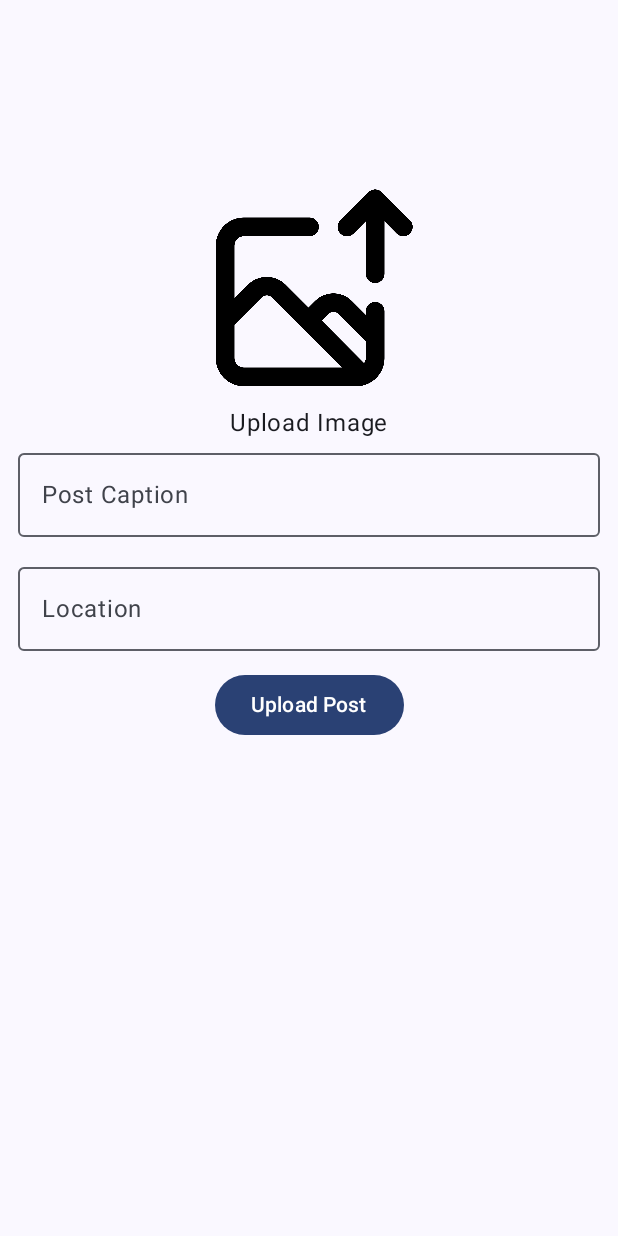
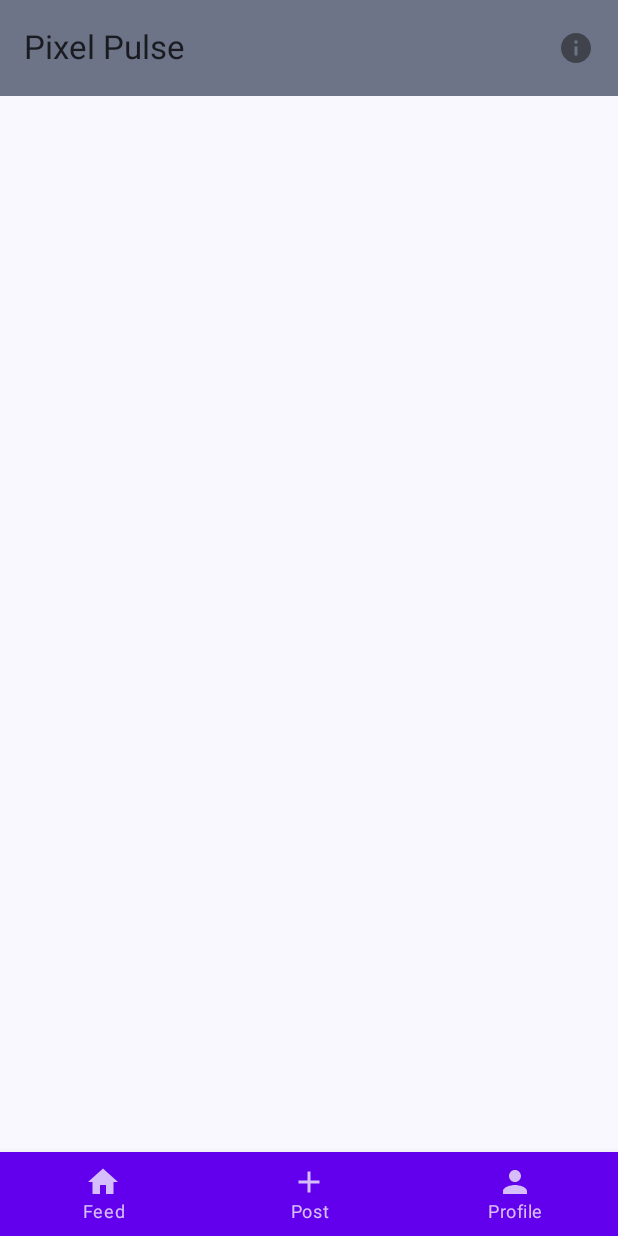
Before and after one commit to afick/PixelPulse, an Android app built with Jetpack Compose: the screen it shows after launch (MainActivity), on a phone screen of 412 x 824 dp. Run offline under Robolectric (Android 15) with nearby library versions, the phone set to English and light mode, and no system bars; our stand-ins replace Dagger/Hilt's generated code, Firebase (no records; nobody signed in at launch, a user with empty details on screens opened directly); 1 statement that could not run was skipped.

Commit message:
Added Bottom Nav Bar

```diff
--- a/app/build.gradle.kts
+++ b/app/build.gradle.kts
@@ -97,7 +97,7 @@ dependencies {
 
     implementation("com.google.dagger:hilt-android:2.44")
     kapt("com.google.dagger:hilt-compiler:2.44")
-    implementation("androidx.hilt:hilt-navigation-compose:1.0.0")
+    implementation("androidx.hilt:hilt-navigation-compose:1.1.0")
     annotationProcessor("com.google.dagger:hilt-compiler:2.44")
 
 
@@ -107,7 +107,11 @@ dependencies {
     // Location Permissions
     implementation("com.google.android.gms:play-services-location:21.0.1")
     implementation("com.google.accompanist:accompanist-permissions:0.33.2-alpha")
+    implementation("androidx.navigation:navigation-compose:2.7.5")
 
+    implementation("androidx.compose.ui:ui:1.5.4")
+    implementation("androidx.compose.material:material:1.5.4")
+    implementation("androidx.navigation:navigation-compose:2.7.5")
 }
 
 // Allow references to generated code
--- a/app/src/main/java/hu/ait/pixelpulse/MainActivity.kt
+++ b/app/src/main/java/hu/ait/pixelpulse/MainActivity.kt
@@ -1,12 +1,18 @@
 package hu.ait.pixelpulse
 
+import android.annotation.SuppressLint
 import android.os.Build
 import android.os.Bundle
 import androidx.activity.ComponentActivity
 import androidx.activity.compose.setContent
 import androidx.annotation.RequiresApi
 import androidx.compose.foundation.layout.fillMaxSize
+import androidx.compose.material.*
+import androidx.compose.material.icons.Icons
+import androidx.compose.material.icons.filled.Home
+import androidx.compose.material3.ExperimentalMaterial3Api
 import androidx.compose.material3.MaterialTheme
+import androidx.compose.material3.Scaffold
 import androidx.compose.material3.Surface
 import androidx.compose.runtime.Composable
 import androidx.compose.ui.Modifier
@@ -15,56 +21,77 @@ import androidx.navigation.compose.NavHost
 import androidx.navigation.compose.composable
 import androidx.navigation.compose.rememberNavController
 import dagger.hilt.android.AndroidEntryPoint
-import hu.ait.pixelpulse.ui.navigation.Screen
-import hu.ait.pixelpulse.ui.screen.auth.login.LoginScreen
+import hu.ait.pixelpulse.ui.navigation.BottomNavigationBar
+import hu.ait.pixelpulse.ui.navigation.NavigationItem
 import hu.ait.pixelpulse.ui.screen.feed.FeedScreen
 import hu.ait.pixelpulse.ui.screen.postupload.PostUploadScreen
 import hu.ait.pixelpulse.ui.theme.PixelPulseTheme
 
 @AndroidEntryPoint
 class MainActivity : ComponentActivity() {
+    @OptIn(ExperimentalMaterial3Api::class)
+    @SuppressLint("UnusedMaterial3ScaffoldPaddingParameter")
     @RequiresApi(Build.VERSION_CODES.P)
     override fun onCreate(savedInstanceState: Bundle?) {
         super.onCreate(savedInstanceState)
         setContent {
             PixelPulseTheme {
-                // A surface container using the 'background' color from the theme
                 Surface(
                     modifier = Modifier.fillMaxSize(),
                     color = MaterialTheme.colorScheme.background
                 ) {
-                    PostUploadScreen(navController = rememberNavController())
+                    val navController = rememberNavController()
+                    Scaffold(
+                        bottomBar = { BottomNavigationBar(navController) }
+                    ) {
+                        NavGraph(navController)
+                    }
                 }
             }
         }
     }
 }
 
-
 @Composable
-fun NavGraph(
-    navController: NavHostController = rememberNavController(),
-) {
-    NavHost(
-        navController = navController,
-        startDestination = Screen.Login.route
+fun BottomNavigationBar(navController: NavHostController) {
+    BottomNavigation(
     ) {
-        composable(Screen.Login.route) {
-            LoginScreen(
-                onLoginSuccess = {
-                    navController.navigate(Screen.Feed.route)
+        val currentRoute = navController.currentDestination?.route
+        NavigationItem.values().forEach { item ->
+            BottomNavigationItem(
+                icon = { Icon(Icons.Filled.Home, contentDescription = null) },
+                label = { Text(item.title) },
+                selected = currentRoute == item.route,
+                onClick = {
+                    navController.navigate(item.route) {
+                        // Avoid multiple copies of the same destination
+                        launchSingleTop = true
+                        // Restore state when reselecting a previously selected item
+                        restoreState = true
+                    }
                 }
             )
         }
-        composable(Screen.Feed.route) {
+    }
+}
+
+@RequiresApi(Build.VERSION_CODES.P)
+@Composable
+fun NavGraph(navController: NavHostController) {
+    NavHost(
+        navController = navController,
+        startDestination = NavigationItem.Feed.route
+    ) {
+        composable(NavigationItem.Feed.route) {
             FeedScreen(
                 onNavigateToWritePost = {
-                    navController.navigate(Screen.WritePost.route)
+                    navController.navigate(NavigationItem.Post.route)
                 }
             )
         }
-//        composable(Screen.WritePost.route) {
-//            WritePostScreen()
-//        }
+        composable(NavigationItem.Post.route) {
+            PostUploadScreen(navController = navController)
+        }
+        // Add other destinations as needed
     }
 }
--- /dev/null
+++ b/app/src/main/java/hu/ait/pixelpulse/ui/navigation/BottomNavBar.kt
@@ -0,0 +1,34 @@
+package hu.ait.pixelpulse.ui.navigation
+
+import androidx.compose.material.BottomNavigation
+import androidx.compose.material.BottomNavigationItem
+import androidx.compose.material.Icon
+import androidx.compose.material.Text
+import androidx.compose.runtime.Composable
+import androidx.navigation.NavHostController
+
+@Composable
+fun BottomNavigationBar(navController: NavHostController) {
+    BottomNavigation(
+    ) {
+        val currentRoute = navController.currentDestination?.route
+        NavigationItem.values().forEach { item ->
+            BottomNavigationItem(
+                icon = {
+                    Icon(
+                        imageVector = item.icon,
+                        contentDescription = null
+                    )
+                },
+                label = { Text(item.title) },
+                selected = currentRoute == item.route,
+                onClick = {
+                    navController.navigate(item.route) {
+                        launchSingleTop = true
+                        restoreState = true
+                    }
+                }
+            )
+        }
+    }
+}
--- a/app/src/main/java/hu/ait/pixelpulse/ui/navigation/MainNavigation.kt
+++ b/app/src/main/java/hu/ait/pixelpulse/ui/navigation/MainNavigation.kt
@@ -1,4 +1,10 @@
 package hu.ait.pixelpulse.ui.navigation
+
+import androidx.compose.material.icons.Icons
+import androidx.compose.material.icons.filled.Add
+import androidx.compose.material.icons.filled.Home
+import androidx.compose.material.icons.filled.Person
+import androidx.compose.ui.graphics.vector.ImageVector
 
 sealed class Screen(val route: String) {
     object Login : Screen("login")
@@ -7,3 +13,9 @@ sealed class Screen(val route: String) {
     object Profile : Screen("profile")
     object OtherProfile : Screen("otherprofile")
 }
+
+enum class NavigationItem(val route: String, val icon: ImageVector, val title: String) {
+    Feed("feed", Icons.Filled.Home, "Feed"),
+    Post("post", Icons.Filled.Add, "Post"),
+    Profile("profile", Icons.Filled.Person, "Profile"),
+}
--- a/app/src/main/java/hu/ait/pixelpulse/ui/screen/postupload/WritePostScreenViewModel.kt
+++ b/app/src/main/java/hu/ait/pixelpulse/ui/screen/postupload/WritePostScreenViewModel.kt
@@ -65,7 +65,6 @@ class WritePostScreenViewModel : ViewModel() {
         }
     }
 
-
     @RequiresApi(Build.VERSION_CODES.P)
     fun uploadPostImage(
         contentResolver: ContentResolver, imageUri: Uri,
@@ -102,7 +101,6 @@ class WritePostScreenViewModel : ViewModel() {
         }
     }
 
-
     interface WritePostUiState {
         object Init : WritePostUiState
         object LoadingPostUpload : WritePostUiState
```
Also changed, not shown: app/src/main/java/hu/ait/pixelpulse/ui/screen/feed/FeedScreen.kt (+1 -18 lines).
